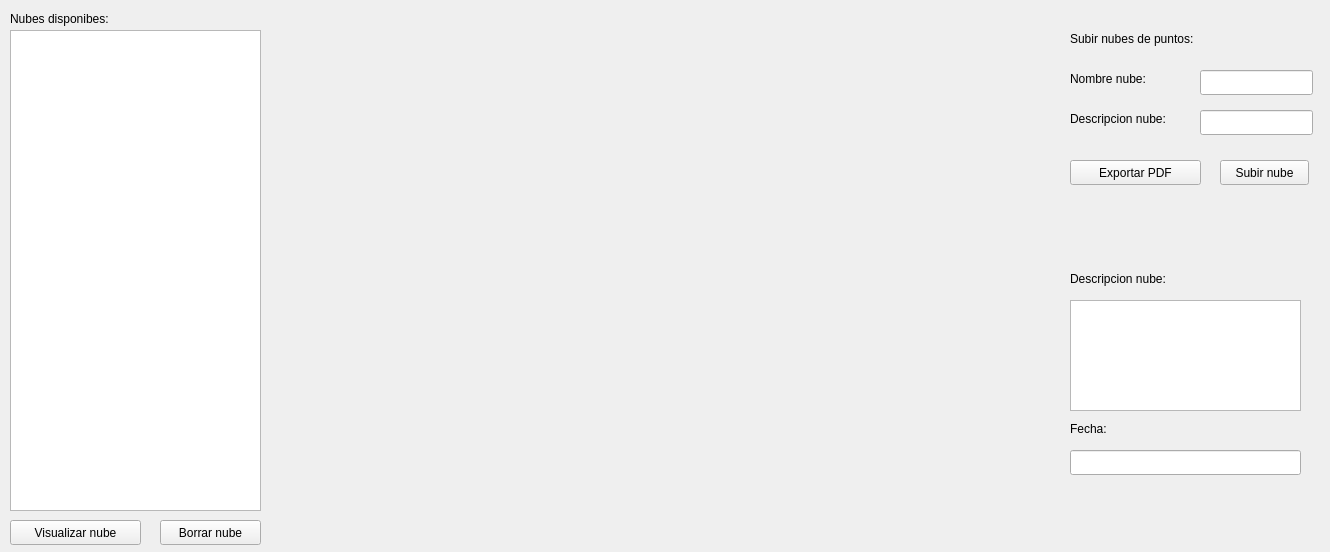
The window that GUI/visualizacion.ui (Nickleon16/APP_LIDAR) describes before a commit, drawn with Qt 5.
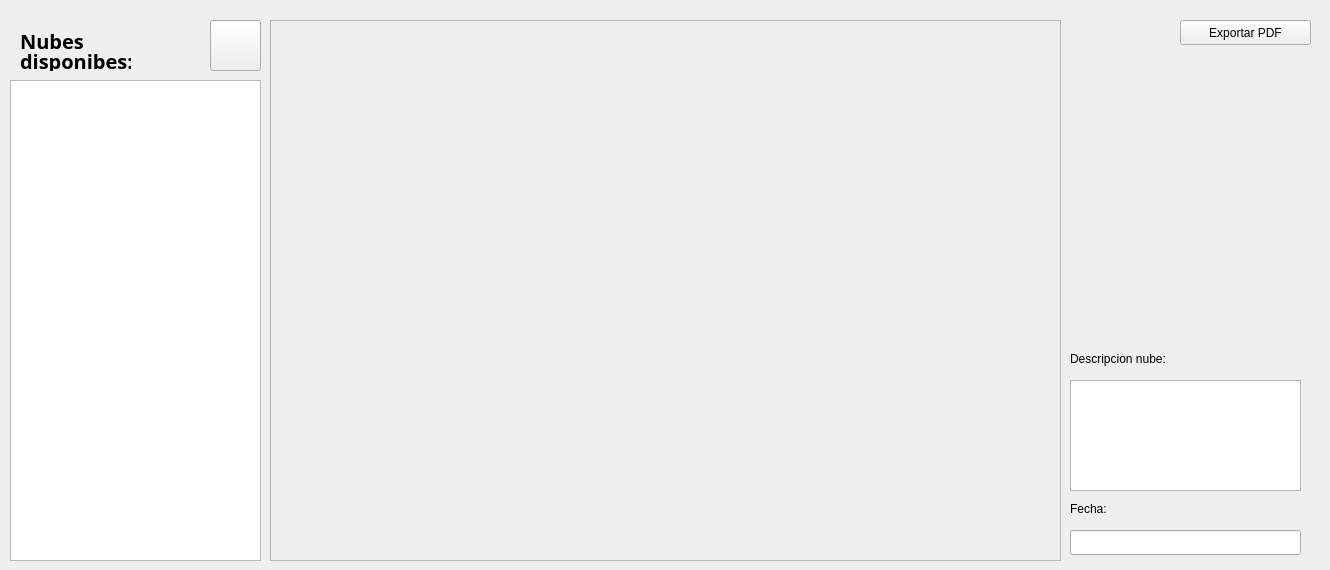
The same window after the commit. Icons and pictures are not drawn.

```diff
--- a/GUI/visualizacion.ui
+++ b/GUI/visualizacion.ui
@@ -7,138 +7,53 @@
     <x>0</x>
     <y>0</y>
     <width>1330</width>
-    <height>552</height>
+    <height>570</height>
    </rect>
   </property>
   <property name="windowTitle">
    <string>Form</string>
   </property>
-  <widget class="QLabel" name="label_4">
-   <property name="geometry">
-    <rect>
-     <x>10</x>
-     <y>10</y>
-     <width>131</width>
-     <height>17</height>
-    </rect>
-   </property>
-   <property name="text">
-    <string>Nubes disponibes:</string>
-   </property>
-  </widget>
   <widget class="QListWidget" name="nubesListWidget">
    <property name="geometry">
     <rect>
      <x>10</x>
-     <y>30</y>
+     <y>80</y>
      <width>251</width>
      <height>481</height>
     </rect>
    </property>
-  </widget>
-  <widget class="QLineEdit" name="nombreNubeLineEdit">
-   <property name="geometry">
-    <rect>
-     <x>1200</x>
-     <y>70</y>
-     <width>113</width>
-     <height>25</height>
-    </rect>
-   </property>
-  </widget>
-  <widget class="QLineEdit" name="descripcionNubeLineEdit">
-   <property name="geometry">
-    <rect>
-     <x>1200</x>
-     <y>110</y>
-     <width>113</width>
-     <height>25</height>
-    </rect>
-   </property>
-  </widget>
-  <widget class="QPushButton" name="borrarNubePushButton">
-   <property name="geometry">
-    <rect>
-     <x>160</x>
-     <y>520</y>
-     <width>101</width>
-     <height>25</height>
-    </rect>
-   </property>
-   <property name="text">
-    <string>Borrar nube</string>
-   </property>
-  </widget>
-  <widget class="QLabel" name="label_3">
-   <property name="geometry">
-    <rect>
-     <x>1070</x>
-     <y>30</y>
-     <width>171</width>
-     <height>17</height>
-    </rect>
-   </property>
-   <property name="text">
-    <string>Subir nubes de puntos:</string>
-   </property>
-  </widget>
-  <widget class="QPushButton" name="subirNubePushButton">
-   <property name="geometry">
-    <rect>
-     <x>1220</x>
-     <y>160</y>
-     <width>89</width>
-     <height>25</height>
-    </rect>
-   </property>
-   <property name="text">
-    <string>Subir nube</string>
-   </property>
-  </widget>
-  <widget class="QLabel" name="label">
-   <property name="geometry">
-    <rect>
-     <x>1070</x>
-     <y>70</y>
-     <width>101</width>
-     <height>17</height>
-    </rect>
-   </property>
-   <property name="text">
-    <string>Nombre nube:</string>
-   </property>
-  </widget>
-  <widget class="QLabel" name="label_2">
-   <property name="geometry">
-    <rect>
-     <x>1070</x>
-     <y>110</y>
-     <width>131</width>
-     <height>17</height>
-    </rect>
-   </property>
-   <property name="text">
-    <string>Descripcion nube:</string>
+   <property name="selectionMode">
+    <enum>QAbstractItemView::MultiSelection</enum>
    </property>
   </widget>
   <widget class="QPushButton" name="verNubePushButton">
    <property name="geometry">
     <rect>
-     <x>10</x>
-     <y>520</y>
-     <width>131</width>
-     <height>25</height>
+     <x>210</x>
+     <y>20</y>
+     <width>51</width>
+     <height>51</height>
     </rect>
    </property>
    <property name="text">
-    <string>Visualizar nube</string>
+    <string/>
+   </property>
+   <property name="icon">
+    <iconset resource="iconos.qrc">
+     <normaloff>:/newPrefix/icons8-eye-90.png</normaloff>:/newPrefix/icons8-eye-90.png</iconset>
+   </property>
+   <property name="iconSize">
+    <size>
+     <width>32</width>
+     <height>32</height>
+    </size>
    </property>
   </widget>
   <widget class="QPushButton" name="generarReportePushButton">
    <property name="geometry">
     <rect>
-     <x>1070</x>
-     <y>160</y>
+     <x>1180</x>
+     <y>20</y>
      <width>131</width>
      <height>25</height>
     </rect>
@@ -153,7 +68,7 @@
      <x>280</x>
      <y>30</y>
      <width>771</width>
-     <height>531</height>
+     <height>521</height>
     </rect>
    </property>
    <property name="cursor">
@@ -164,7 +79,7 @@
    <property name="geometry">
     <rect>
      <x>1070</x>
-     <y>270</y>
+     <y>350</y>
      <width>131</width>
      <height>17</height>
     </rect>
@@ -177,7 +92,7 @@
    <property name="geometry">
     <rect>
      <x>1070</x>
-     <y>300</y>
+     <y>380</y>
      <width>231</width>
      <height>111</height>
     </rect>
@@ -187,7 +102,7 @@
    <property name="geometry">
     <rect>
      <x>1070</x>
-     <y>420</y>
+     <y>500</y>
      <width>67</width>
      <height>17</height>
     </rect>
@@ -200,12 +115,71 @@
    <property name="geometry">
     <rect>
      <x>1070</x>
-     <y>450</y>
+     <y>530</y>
      <width>231</width>
      <height>25</height>
     </rect>
    </property>
   </widget>
+  <widget class="QFrame" name="frame">
+   <property name="geometry">
+    <rect>
+     <x>270</x>
+     <y>20</y>
+     <width>791</width>
+     <height>541</height>
+    </rect>
+   </property>
+   <property name="frameShape">
+    <enum>QFrame::StyledPanel</enum>
+   </property>
+   <property name="frameShadow">
+    <enum>QFrame::Raised</enum>
+   </property>
+  </widget>
+  <widget class="QLabel" name="label_10">
+   <property name="geometry">
+    <rect>
+     <x>20</x>
+     <y>50</y>
+     <width>111</width>
+     <height>21</height>
+    </rect>
+   </property>
+   <property name="font">
+    <font>
+     <family>Yrsa</family>
+     <pointsize>15</pointsize>
+     <weight>75</weight>
+     <bold>true</bold>
+    </font>
+   </property>
+   <property name="text">
+    <string>disponibes:</string>
+   </property>
+  </widget>
+  <widget class="QLabel" name="label_4">
+   <property name="geometry">
+    <rect>
+     <x>20</x>
+     <y>30</y>
+     <width>151</width>
+     <height>21</height>
+    </rect>
+   </property>
+   <property name="font">
+    <font>
+     <family>Yrsa</family>
+     <pointsize>15</pointsize>
+     <weight>75</weight>
+     <bold>true</bold>
+    </font>
+   </property>
+   <property name="text">
+    <string>Nubes</string>
+   </property>
+  </widget>
+  <zorder>frame</zorder>
   <zorder>vtkWidget</zorder>
   <zorder>label_4</zorder>
   <zorder>nubesListWidget</zorder>
```
Left out of the diff: 21 changed lines with no effect on the pictures.
